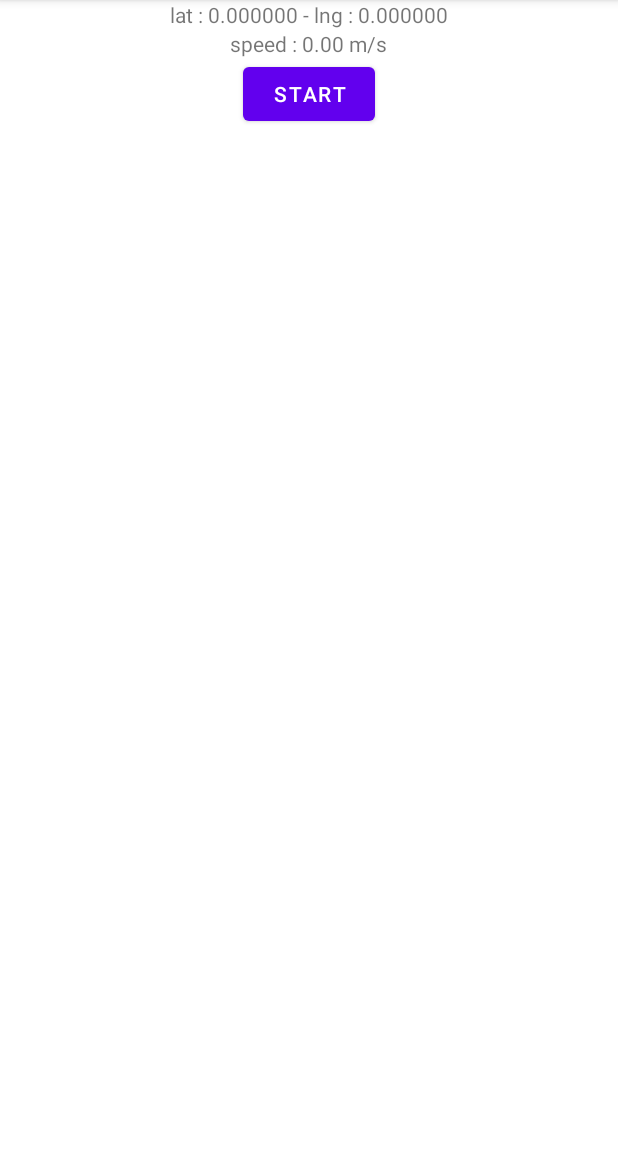
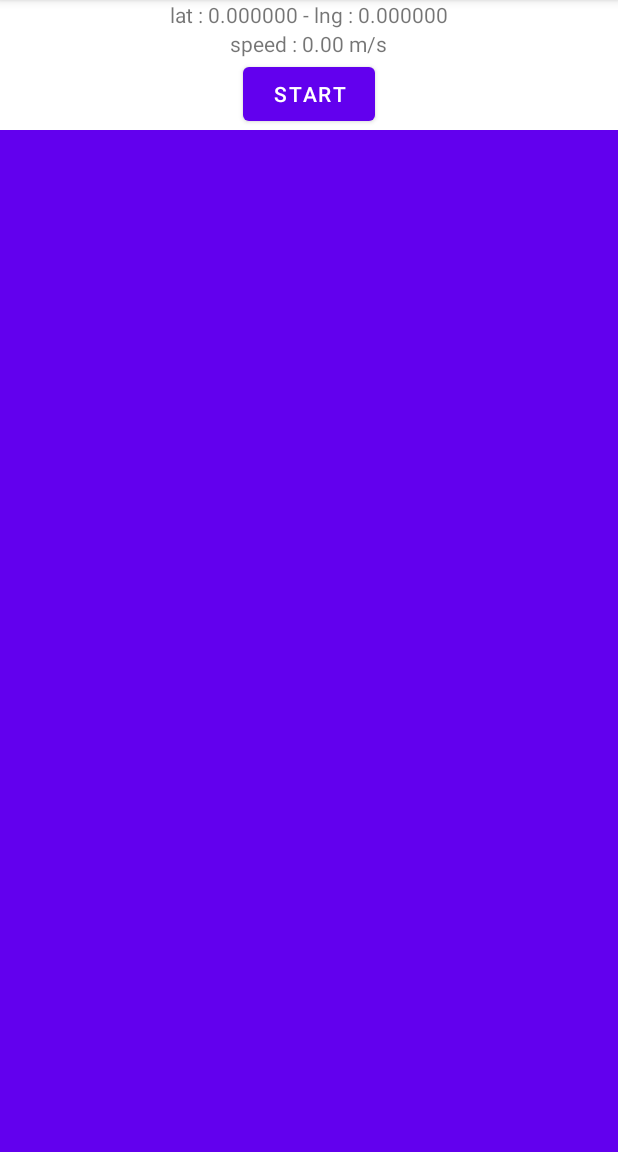
Before and after one commit to valmnt/SoundMeter, an Android app: the screen it shows after launch (SoundMeterActivity), on a phone screen of 412 x 824 dp, the part 84-1236 px from its top. Run offline under Robolectric (Android 15) with nearby library versions, the phone set to English and light mode, and no system bars; our stand-ins replace Room's generated code, RxJava.

Commit message:
add GraphFragment

```diff
--- /dev/null
+++ b/app/src/main/java/com/github/valmnt/soundmeter/GraphFragment.kt
@@ -0,0 +1,74 @@
+package com.github.valmnt.soundmeter
+
+import android.graphics.*
+import android.graphics.drawable.Drawable
+import android.os.Bundle
+import android.view.LayoutInflater
+import android.view.View
+import android.view.ViewGroup
+import android.widget.ImageView
+import androidx.fragment.app.Fragment
+
+class GraphFragment: Fragment() {
+
+    private lateinit var graphDrawable: GraphDrawable
+
+    override fun onCreate(savedInstanceState: Bundle?) {
+        super.onCreate(savedInstanceState)
+        graphDrawable = GraphDrawable()
+    }
+
+    override fun onCreateView(
+        inflater: LayoutInflater,
+        container: ViewGroup?,
+        savedInstanceState: Bundle?): View? {
+        return ImageView(requireContext())
+    }
+
+    override fun onViewCreated(view: View, savedInstanceState: Bundle?) {
+        super.onViewCreated(view, savedInstanceState)
+        view as ImageView
+        view.setBackgroundColor(354321)
+
+        view.setImageDrawable(graphDrawable)
+    }
+
+    override fun onStart() {
+        super.onStart()
+    }
+
+    override fun onResume() {
+        super.onResume()
+    }
+
+
+    override fun onPause() {
+        super.onPause()
+    }
+
+
+    inner class GraphDrawable: Drawable() {
+
+        override fun draw(canvas: Canvas) {
+            canvas.drawRect(bounds, Paint().apply {
+                color = resources.getColor(R.color.purple_500)
+                style = Paint.Style.FILL
+            })
+        }
+
+        override fun setBounds(bounds: Rect) {
+            this.setBounds(bounds.left, bounds.top, bounds.right, bounds.bottom)
+        }
+
+        override fun setBounds(left: Int, top: Int, right: Int, bottom: Int) {
+            super.setBounds(left, top, right, bottom)
+        }
+
+        override fun setAlpha(alpha: Int) {}
+
+        override fun setColorFilter(colorFilter: ColorFilter?) {}
+
+        override fun getOpacity() = PixelFormat.UNKNOWN
+
+    }
+}
--- a/app/src/main/java/com/github/valmnt/soundmeter/LocationRepo.kt
+++ b/app/src/main/java/com/github/valmnt/soundmeter/LocationRepo.kt
@@ -5,7 +5,9 @@ import androidx.room.*
 import com.github.valmnt.soundmeter.LocationDb.Companion.COLUMN_LAT
 import com.github.valmnt.soundmeter.LocationDb.Companion.COLUMN_LNG
 import com.github.valmnt.soundmeter.LocationDb.Companion.COLUMN_SPEED
+import com.github.valmnt.soundmeter.LocationDb.Companion.COLUMN_TIME
 import com.github.valmnt.soundmeter.LocationDb.Companion.TABLE_LOCATION
+import java.util.*
 
 @Entity(tableName = TABLE_LOCATION)
 data class LocationEntity(
@@ -15,7 +17,8 @@ data class LocationEntity(
 
     @ColumnInfo(name = COLUMN_LAT) val lat: Double,
     @ColumnInfo(name = COLUMN_LNG) val lng: Double,
-    @ColumnInfo(name = COLUMN_SPEED) val speed: Double
+    @ColumnInfo(name = COLUMN_SPEED) val speed: Double,
+    @ColumnInfo(name = COLUMN_TIME) val time: Date
 )
 
 @Dao
@@ -37,6 +40,7 @@ abstract class LocationDb: RoomDatabase() {
         const val COLUMN_LAT = "lat"
         const val COLUMN_LNG = "lng"
         const val COLUMN_SPEED = "speed"
+        const val COLUMN_TIME = "tmp"
     }
 
     abstract fun locationDao(): LocationDao
--- a/app/src/main/res/layout/activity_sound_meter.xml
+++ b/app/src/main/res/layout/activity_sound_meter.xml
@@ -20,4 +20,11 @@
         android:layout_width="wrap_content"
         android:layout_height="wrap_content"/>
 
+    <fragment
+        android:id="@+id/graph_fragment"
+        android:name="com.github.valmnt.soundmeter.GraphFragment"
+        android:layout_width="match_parent"
+        android:layout_height="0dip"
+        android:layout_weight="1"/>
+
 </LinearLayout>
```
